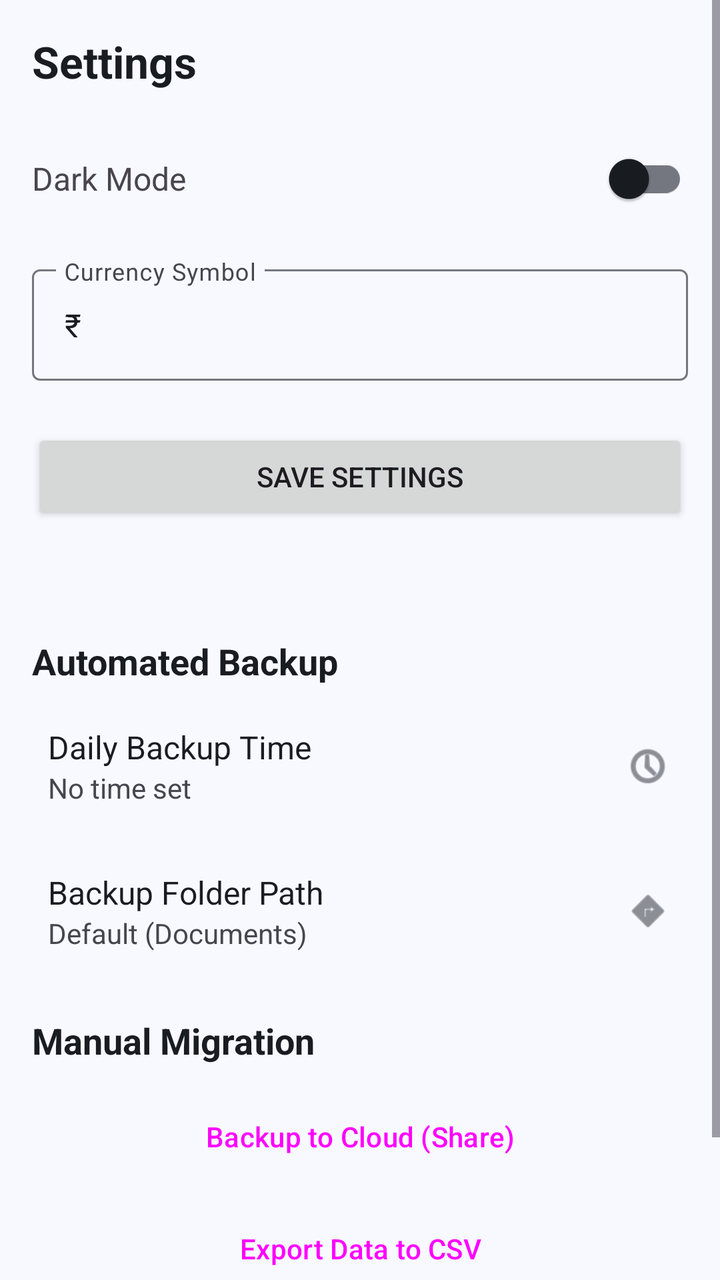
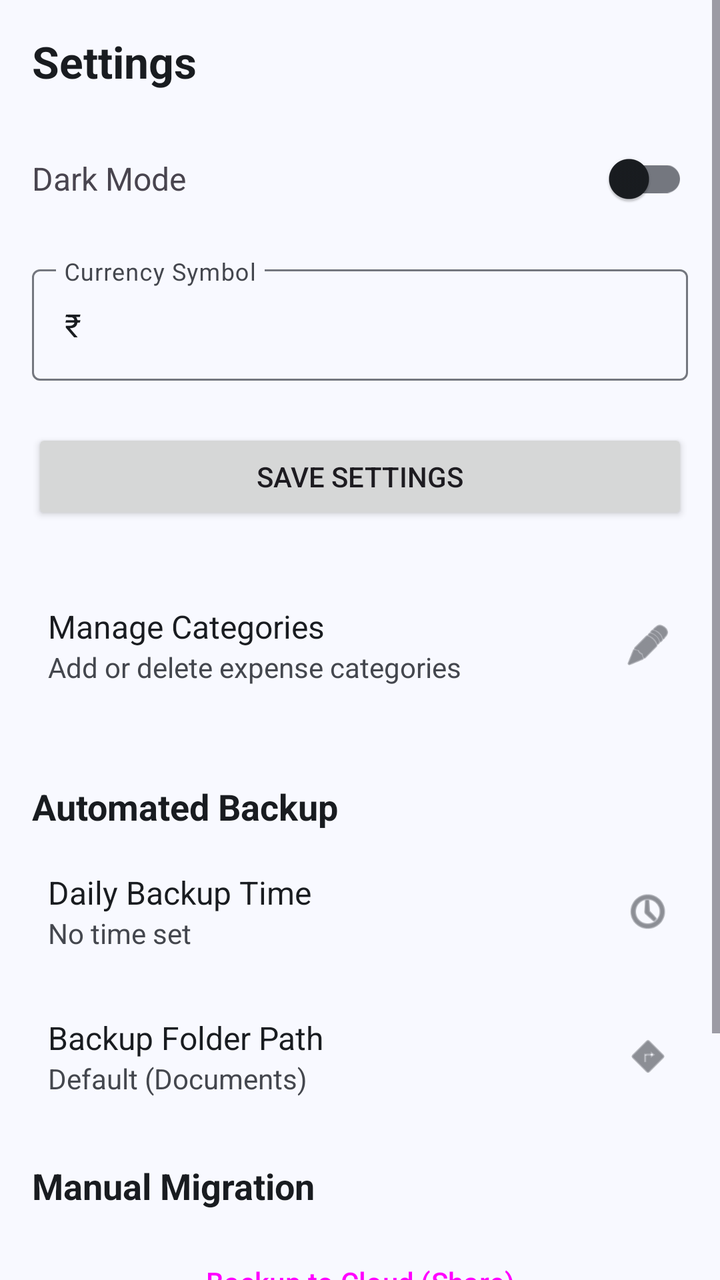

Screens rendered from an Android XML layout before and after an edit, with the pre-edit source and the edit as a unified diff.
<!-- AndroidManifest.xml: application theme Theme.ExpenseManager -->
<!-- res/layout/fragment_settings.xml -->
<?xml version="1.0" encoding="utf-8"?>
<ScrollView xmlns:android="http://schemas.android.com/apk/res/android"
    xmlns:app="http://schemas.android.com/apk/res-auto"
    android:layout_width="match_parent"
    android:layout_height="match_parent">

    <LinearLayout
        android:layout_width="match_parent"
        android:layout_height="wrap_content"
        android:orientation="vertical"
        android:padding="16dp">

        <TextView
            android:layout_width="wrap_content"
            android:layout_height="wrap_content"
            android:text="Settings"
            android:textSize="22sp"
            android:textStyle="bold"
            android:textColor="@color/colorOnBackground"
            android:layout_marginBottom="20dp" />

        <LinearLayout
            android:layout_width="match_parent"
            android:layout_height="wrap_content"
            android:gravity="center_vertical"
            android:orientation="horizontal"
            android:layout_marginBottom="16dp">

            <TextView
                android:layout_width="0dp"
                android:layout_height="wrap_content"
                android:layout_weight="1"
                android:text="Dark Mode"
                android:textSize="16sp" />

            <com.google.android.material.switchmaterial.SwitchMaterial
                android:id="@+id/switch_dark_mode"
                android:layout_width="wrap_content"
                android:layout_height="wrap_content" />
        </LinearLayout>

        <com.google.android.material.textfield.TextInputLayout
            android:layout_width="match_parent"
            android:layout_height="wrap_content"
            android:hint="Currency Symbol"
            android:layout_marginBottom="24dp"
            style="@style/Widget.Material3.TextInputLayout.OutlinedBox">

            <com.google.android.material.textfield.TextInputEditText
                android:id="@+id/et_currency"
                android:layout_width="match_parent"
                android:layout_height="wrap_content"
                android:maxLength="3"
                android:text="₹" />
        </com.google.android.material.textfield.TextInputLayout>

        <Button
            android:id="@+id/btn_save_settings"
            android:layout_width="match_parent"
            android:layout_height="wrap_content"
            android:text="Save Settings"
            android:layout_marginBottom="32dp" />

        <TextView
            android:layout_width="wrap_content"
            android:layout_height="wrap_content"
            android:text="Automated Backup"
            android:textSize="18sp"
            android:textStyle="bold"
            android:textColor="@color/colorOnBackground"
            android:layout_marginBottom="12dp"
            android:layout_marginTop="24dp" />

        <LinearLayout
            android:id="@+id/layout_backup_time"
            android:layout_width="match_parent"
            android:layout_height="wrap_content"
            android:orientation="horizontal"
            android:gravity="center_vertical"
            android:clickable="true"
            android:focusable="true"
            android:background="?attr/selectableItemBackground"
            android:padding="8dp"
            android:layout_marginBottom="16dp">

            <LinearLayout
                android:layout_width="0dp"
                android:layout_height="wrap_content"
                android:layout_weight="1"
                android:orientation="vertical">

                <TextView
                    android:layout_width="wrap_content"
                    android:layout_height="wrap_content"
                    android:text="Daily Backup Time"
                    android:textSize="16sp"
                    android:textColor="@color/colorOnSurface" />

                <TextView
                    android:id="@+id/tv_backup_time"
                    android:layout_width="wrap_content"
                    android:layout_height="wrap_content"
                    android:text="No time set"
                    android:textSize="14sp"
                    android:textColor="@color/colorOnSurfaceVariant" />
            </LinearLayout>

            <ImageView
                android:layout_width="24dp"
                android:layout_height="24dp"
                android:src="@android:drawable/ic_menu_recent_history"
                app:tint="@color/colorOnSurfaceVariant" />
        </LinearLayout>

        <LinearLayout
            android:id="@+id/layout_backup_folder"
            android:layout_width="match_parent"
            android:layout_height="wrap_content"
            android:orientation="horizontal"
            android:gravity="center_vertical"
            android:clickable="true"
            android:focusable="true"
            android:background="?attr/selectableItemBackground"
            android:padding="8dp"
            android:layout_marginBottom="24dp">

            <LinearLayout
                android:layout_width="0dp"
                android:layout_height="wrap_content"
                android:layout_weight="1"
                android:orientation="vertical">

                <TextView
                    android:layout_width="wrap_content"
                    android:layout_height="wrap_content"
                    android:text="Backup Folder Path"
                    android:textSize="16sp"
                    android:textColor="@color/colorOnSurface" />

                <TextView
                    android:id="@+id/tv_backup_folder"
                    android:layout_width="wrap_content"
                    android:layout_height="wrap_content"
                    android:text="Default (Documents)"
                    android:textSize="14sp"
                    android:textColor="@color/colorOnSurfaceVariant" />
            </LinearLayout>

            <ImageView
                android:layout_width="24dp"
                android:layout_height="24dp"
                android:src="@android:drawable/ic_menu_directions"
                app:tint="@color/colorOnSurfaceVariant" />
        </LinearLayout>

        <TextView
            android:layout_width="wrap_content"
            android:layout_height="wrap_content"
            android:text="Manual Migration"
            android:textSize="18sp"
            android:textStyle="bold"
            android:textColor="@color/colorOnBackground"
            android:layout_marginBottom="12dp" />

        <Button
            android:id="@+id/btn_cloud_backup"
            style="@style/Widget.Material3.Button.TonalButton"
            android:layout_width="match_parent"
            android:layout_height="wrap_content"
            android:text="Backup to Cloud (Share)"
            android:layout_marginBottom="8dp"
            app:icon="@android:drawable/ic_menu_share" />

        <Button
            android:id="@+id/btn_export_csv"
            style="@style/Widget.Material3.Button.OutlinedButton"
            android:layout_width="match_parent"
            android:layout_height="wrap_content"
            android:text="Export Data to CSV"
            android:layout_marginBottom="8dp"
            app:icon="@android:drawable/ic_menu_save" />

        <Button
            android:id="@+id/btn_import_csv"
            style="@style/Widget.Material3.Button.OutlinedButton"
            android:layout_width="match_parent"
            android:layout_height="wrap_content"
            android:text="Import Data from CSV"
            app:icon="@android:drawable/ic_menu_upload" />
    </LinearLayout>
</ScrollView>
<!-- resources referenced by this layout -->
<resources>
  <color name="colorOnBackground">#191C20</color>
  <color name="colorOnSurface">#191C20</color>
  <color name="colorOnSurfaceVariant">#44474E</color>
  <style name="Theme.ExpenseManager" parent="Theme.Material3.DayNight.NoActionBar">
          
          <item name="colorPrimary">@color/colorPrimary</item>
          <item name="colorOnPrimary">@color/colorOnPrimary</item>
          <item name="colorPrimaryContainer">@color/colorPrimaryContainer</item>
          <item name="colorOnPrimaryContainer">@color/colorOnPrimaryContainer</item>
  
          <item name="colorSecondary">@color/colorSecondary</item>
          <item name="colorOnSecondary">@color/colorOnSecondary</item>
          <item name="colorSecondaryContainer">@color/colorSecondaryContainer</item>
          <item name="colorOnSecondaryContainer">@color/colorOnSecondaryContainer</item>
  
          <item name="colorTertiary">@color/colorTertiary</item>
          <item name="colorOnTertiary">@color/colorOnTertiary</item>
          <item name="colorTertiaryContainer">@color/colorTertiaryContainer</item>
  
          <item name="colorError">@color/colorError</item>
          <item name="colorOnError">@color/colorOnPrimary</item> 
  
          <item name="android:statusBarColor">@color/colorPrimary</item>
          <item name="android:navigationBarColor">@color/colorBackground</item>
          <item name="android:windowBackground">@color/colorBackground</item>
  
          
          <item name="android:colorBackground">@color/colorBackground</item>
          <item name="colorSurface">@color/colorSurface</item>
          <item name="colorOnSurface">@color/colorOnSurface</item>
          <item name="colorSurfaceVariant">@color/colorSurfaceVariant</item>
          <item name="colorOnSurfaceVariant">@color/colorOnSurfaceVariant</item>
          <item name="colorOutline">@color/colorOutline</item>
      </style>
  <color name="colorPrimary">#0060A9</color>
  <color name="colorOnPrimary">#FFFFFF</color>
  <color name="colorPrimaryContainer">#D3E4FF</color>
  <color name="colorOnPrimaryContainer">#001C38</color>
  <color name="colorSecondary">#545F71</color>
  <color name="colorOnSecondary">#FFFFFF</color>
  <color name="colorSecondaryContainer">#D8E3F8</color>
  <color name="colorOnSecondaryContainer">#111C2B</color>
  <color name="colorTertiary">#6D5976</color>
  <color name="colorOnTertiary">#FFFFFF</color>
  <color name="colorTertiaryContainer">#F6D9F9</color>
  <color name="colorError">#BA1A1A</color>
  <color name="colorBackground">#F8F9FF</color>
  <color name="colorSurface">#F8F9FF</color>
  <color name="colorSurfaceVariant">#E1E2EC</color>
  <color name="colorOutline">#74777F</color>
</resources>

<!-- the commit's change to res/layout/fragment_settings.xml (unified diff, before → after) -->
@@ -60,6 +60,46 @@
             android:layout_height="wrap_content"
             android:text="Save Settings"
             android:layout_marginBottom="32dp" />
+
+        <LinearLayout
+            android:id="@+id/layout_manage_categories"
+            android:layout_width="match_parent"
+            android:layout_height="wrap_content"
+            android:orientation="horizontal"
+            android:gravity="center_vertical"
+            android:clickable="true"
+            android:focusable="true"
+            android:background="?attr/selectableItemBackground"
+            android:padding="8dp"
+            android:layout_marginBottom="16dp">
+
+            <LinearLayout
+                android:layout_width="0dp"
+                android:layout_height="wrap_content"
+                android:layout_weight="1"
+                android:orientation="vertical">
+
+                <TextView
+                    android:layout_width="wrap_content"
+                    android:layout_height="wrap_content"
+                    android:text="Manage Categories"
+                    android:textSize="16sp"
+                    android:textColor="@color/colorOnSurface" />
+
+                <TextView
+                    android:layout_width="wrap_content"
+                    android:layout_height="wrap_content"
+                    android:text="Add or delete expense categories"
+                    android:textSize="14sp"
+                    android:textColor="@color/colorOnSurfaceVariant" />
+            </LinearLayout>
+
+            <ImageView
+                android:layout_width="24dp"
+                android:layout_height="24dp"
+                android:src="@android:drawable/ic_menu_edit"
+                app:tint="@color/colorOnSurfaceVariant" />
+        </LinearLayout>
 
         <TextView
             android:layout_width="wrap_content"
